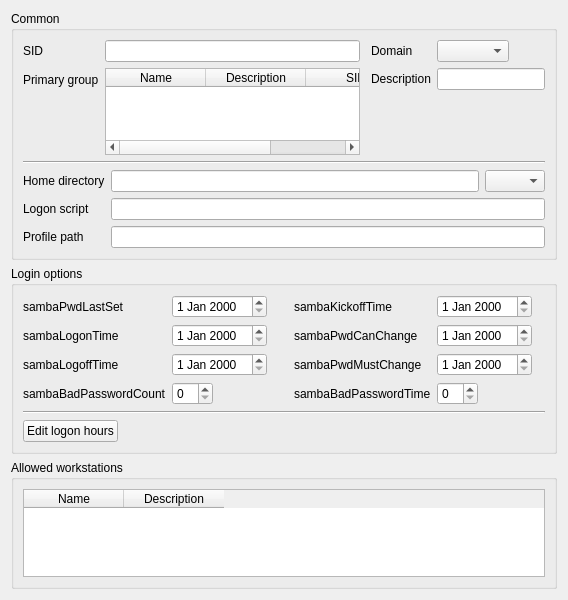
This is agent/src/clacks/agent/data/templates/default/user-samba.ui in gonicus/clacks as Qt 5 draws it before an edit. The edited form follows.
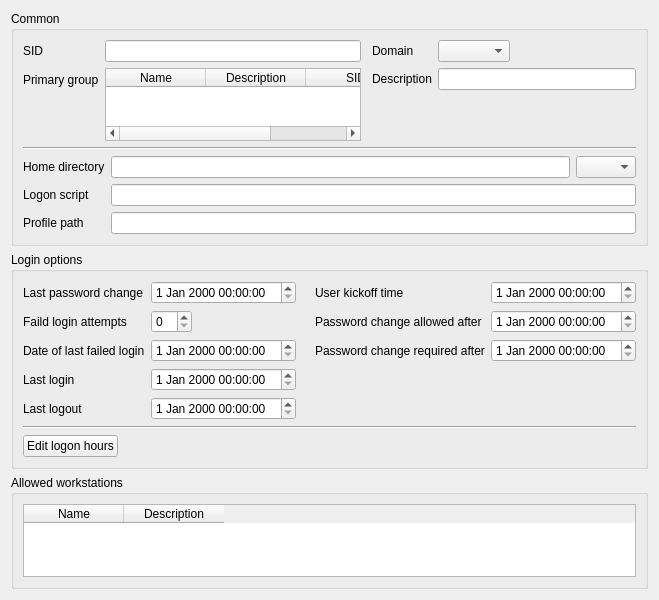
This is the edited form. Icons and pictures are not drawn.

What changed in the file:
```diff
--- a/agent/src/clacks/agent/data/templates/default/user-samba.ui
+++ b/agent/src/clacks/agent/data/templates/default/user-samba.ui
@@ -218,55 +218,68 @@
             <item row="0" column="0">
              <widget class="QLabel" name="sambaPwdLastSetLabel">
               <property name="text">
-               <string>sambaPwdLastSet</string>
+               <string>Last password change</string>
               </property>
               <property name="buddy">
                <cstring>sambaPwdLastSetEdit</cstring>
               </property>
              </widget>
             </item>
-            <item row="0" column="1">
-             <widget class="QDateEdit" name="sambaPwdLastSetEdit"/>
-            </item>
-            <item row="1" column="0">
+            <item row="3" column="0">
              <widget class="QLabel" name="sambaLogonTimeLabel">
               <property name="text">
-               <string>sambaLogonTime</string>
+               <string>Last login</string>
               </property>
               <property name="buddy">
                <cstring>sambaLogonTimeEdit</cstring>
               </property>
              </widget>
             </item>
-            <item row="1" column="1">
-             <widget class="QDateEdit" name="sambaLogonTimeEdit"/>
-            </item>
-            <item row="2" column="0">
+            <item row="4" column="0">
              <widget class="QLabel" name="sambaLogoffTimeLabel">
               <property name="text">
-               <string>sambaLogoffTime</string>
+               <string>Last logout</string>
               </property>
               <property name="buddy">
                <cstring>sambaLogoffTimeEdit</cstring>
               </property>
              </widget>
             </item>
-            <item row="2" column="1">
-             <widget class="QDateEdit" name="sambaLogoffTimeEdit"/>
-            </item>
-            <item row="3" column="0">
+            <item row="1" column="0">
              <widget class="QLabel" name="sambaBadPasswordCountLabel">
               <property name="text">
-               <string>sambaBadPasswordCount</string>
+               <string>Faild login attempts</string>
               </property>
               <property name="buddy">
                <cstring>sambaBadPasswordCountEdit</cstring>
               </property>
              </widget>
             </item>
-            <item row="3" column="1">
+            <item row="1" column="1">
              <widget class="QSpinBox" name="sambaBadPasswordCountEdit"/>
             </item>
+            <item row="3" column="1">
+             <widget class="QDateTimeEdit" name="sambaLogonTimeEdit"/>
+            </item>
+            <item row="4" column="1">
+             <widget class="QDateTimeEdit" name="sambaLogoffTimeEdit"/>
+            </item>
+            <item row="0" column="1">
+             <widget class="QDateTimeEdit" name="sambaPwdLastSetEdit"/>
+            </item>
+            <item row="2" column="0">
+             <widget class="QLabel" name="sambaBadPasswordTimeLabel">
+              <property name="text">
+               <string>Date of last failed login</string>
+              </property>
+              <property name="buddy">
+               <cstring>sambaBadPasswordTimeEdit</cstring>
+              </property>
+             </widget>
+            </item>
+            <item row="2" column="1">
+             <widget class="QDateTimeEdit" name="sambaBadPasswordTimeEdit"/>
+            </item>
            </layout>
           </item>
           <item>
@@ -290,57 +303,60 @@
             <property name="fieldGrowthPolicy">
              <enum>QFormLayout::ExpandingFieldsGrow</enum>
             </property>
-            <item row="0" column="0">
+            <item row="1" column="0">
              <widget class="QLabel" name="sambaKickoffTimeLabel">
               <property name="text">
-               <string>sambaKickoffTime</string>
+               <string>User kickoff time</string>
               </property>
               <property name="buddy">
                <cstring>sambaKickoffTimeEdit</cstring>
               </property>
              </widget>
             </item>
-            <item row="0" column="1">
-             <widget class="QDateEdit" name="sambaKickoffTimeEdit"/>
-            </item>
-            <item row="1" column="0">
+            <item row="2" column="0">
              <widget class="QLabel" name="sambaPwdCanChangeLabel">
               <property name="text">
-               <string>sambaPwdCanChange</string>
+               <string>Password change allowed after</string>
               </property>
               <property name="buddy">
                <cstring>sambaPwdCanChangeEdit</cstring>
               </property>
              </widget>
             </item>
-            <item row="1" column="1">
-             <widget class="QDateEdit" name="sambaPwdCanChangeEdit"/>
-            </item>
-            <item row="2" column="0">
+            <item row="3" column="0">
              <widget class="QLabel" name="sambaPwdMustChangeLabel">
               <property name="text">
-               <string>sambaPwdMustChange</string>
+               <string>Password change required after</string>
               </property>
               <property name="buddy">
                <cstring>sambaPwdMustChangeEdit</cstring>
               </property>
              </widget>
             </item>
+            <item row="1" column="1">
+             <widget class="QDateTimeEdit" name="sambaKickoffTimeEdit"/>
+            </item>
             <item row="2" column="1">
-             <widget class="QDateEdit" name="sambaPwdMustChangeEdit"/>
-            </item>
-            <item row="3" column="0">
-             <widget class="QLabel" name="sambaBadPasswordTimeLabel">
-              <property name="text">
-               <string>sambaBadPasswordTime</string>
-              </property>
-              <property name="buddy">
-               <cstring>sambaBadPasswordTimeEdit</cstring>
-              </property>
-             </widget>
+             <widget class="QDateTimeEdit" name="sambaPwdCanChangeEdit"/>
             </item>
             <item row="3" column="1">
-             <widget class="QSpinBox" name="sambaBadPasswordTimeEdit"/>
+             <widget class="QDateTimeEdit" name="sambaPwdMustChangeEdit"/>
+            </item>
+            <item row="4" column="1">
+             <spacer name="verticalSpacer">
+              <property name="orientation">
+               <enum>Qt::Vertical</enum>
+              </property>
+              <property name="sizeType">
+               <enum>QSizePolicy::Fixed</enum>
+              </property>
+              <property name="sizeHint" stdset="0">
+               <size>
+                <width>20</width>
+                <height>32</height>
+               </size>
+              </property>
+             </spacer>
             </item>
            </layout>
           </item>
```
Left out of the diff: 120 changed lines with no effect on the pictures.
